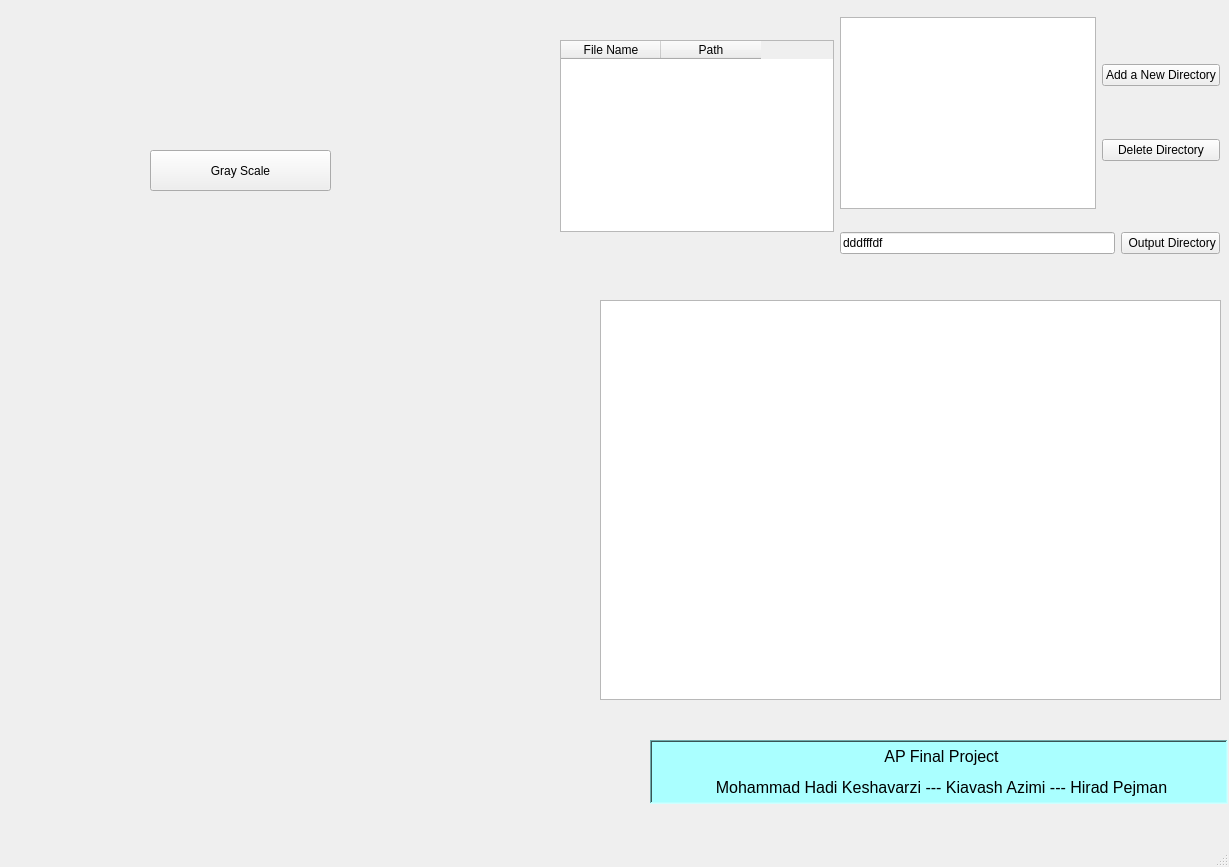
The window that mainForm.ui (mohake-keshavarzi/AP-Final-Project) describes before a commit, drawn with Qt 5.
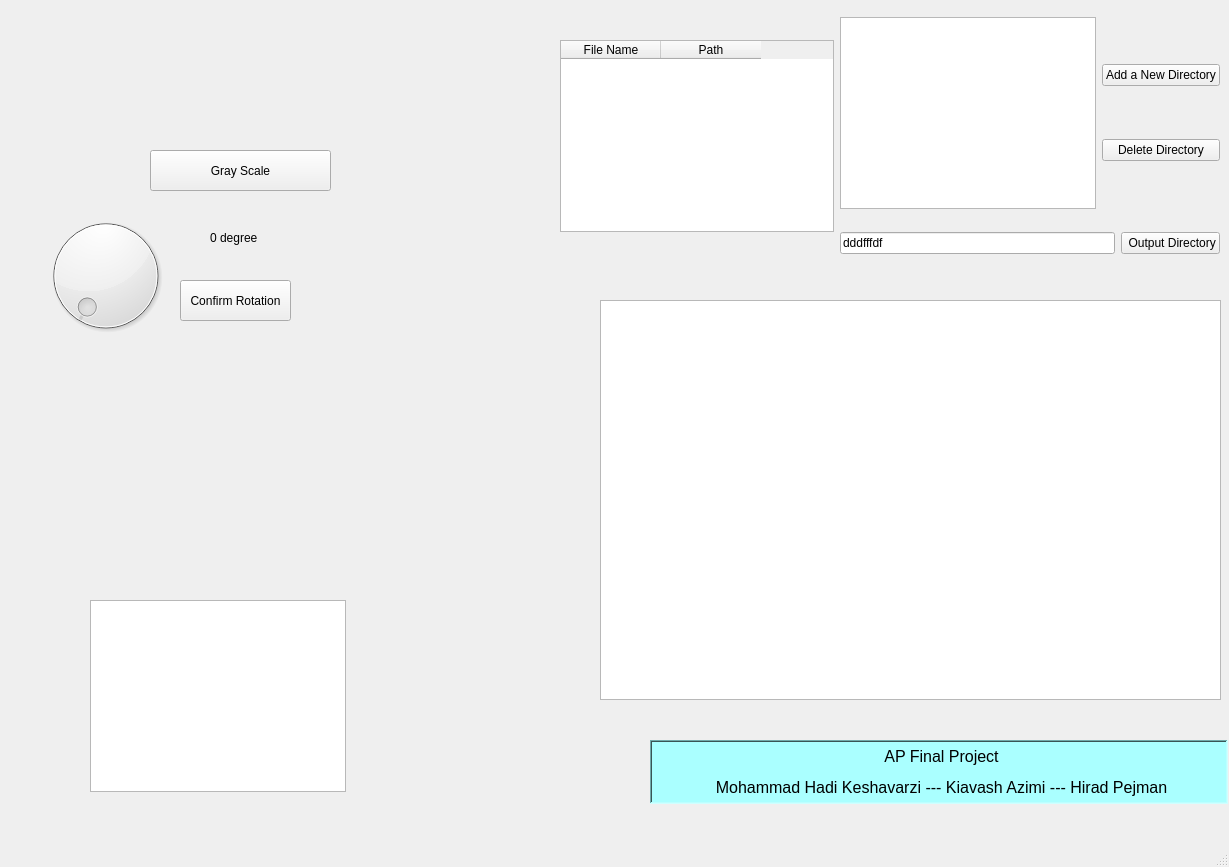
The same window after the commit.

Commit message: opencvAP rotate function improved simple rotation has been set

```diff
--- a/mainForm.ui
+++ b/mainForm.ui
@@ -85,6 +85,55 @@
      <string>Gray Scale</string>
     </property>
    </widget>
+   <widget class="QListWidget" name="doneTasks_lw">
+    <property name="geometry">
+     <rect>
+      <x>90</x>
+      <y>600</y>
+      <width>256</width>
+      <height>192</height>
+     </rect>
+    </property>
+   </widget>
+   <widget class="QDial" name="rotate_dial">
+    <property name="geometry">
+     <rect>
+      <x>30</x>
+      <y>210</y>
+      <width>151</width>
+      <height>131</height>
+     </rect>
+    </property>
+    <property name="maximum">
+     <number>360</number>
+    </property>
+   </widget>
+   <widget class="QLabel" name="rotate_lb">
+    <property name="geometry">
+     <rect>
+      <x>210</x>
+      <y>230</y>
+      <width>55</width>
+      <height>16</height>
+     </rect>
+    </property>
+    <property name="text">
+     <string>0 degree</string>
+    </property>
+   </widget>
+   <widget class="QPushButton" name="pushButton">
+    <property name="geometry">
+     <rect>
+      <x>180</x>
+      <y>280</y>
+      <width>111</width>
+      <height>41</height>
+     </rect>
+    </property>
+    <property name="text">
+     <string>Confirm Rotation</string>
+    </property>
+   </widget>
    <widget class="QWidget" name="">
     <property name="geometry">
      <rect>
```
The commit also changes 3 other files.
